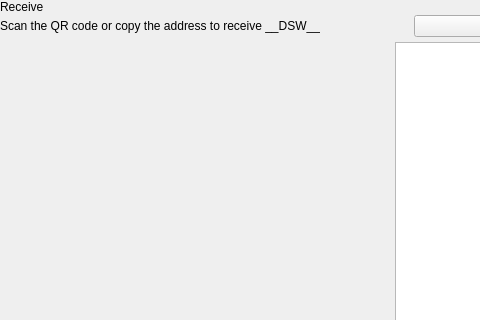
decenomy/DSW, file src/qt/pivx/forms/receivewidget.ui: the form before one commit; both pictures show x 0 to 480 and y 0 to 320 of the 629 by 629 pixel window.
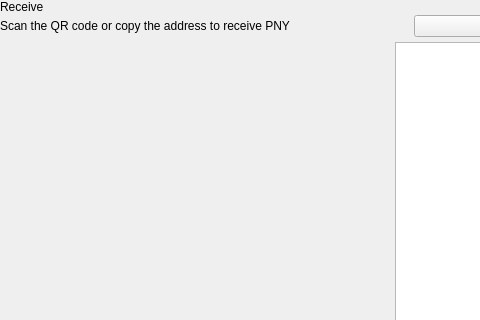
The form after the commit. Custom widgets are drawn as their Qt base class.

Patch:
```diff
--- a/src/qt/pivx/forms/receivewidget.ui
+++ b/src/qt/pivx/forms/receivewidget.ui
@@ -78,7 +78,7 @@
             <item alignment="Qt::AlignTop">
              <widget class="QLabel" name="labelSubtitle1">
               <property name="text">
-               <string>Scan the QR code or copy the address to receive __DSW__</string>
+               <string>Scan the QR code or copy the address to receive PNY</string>
               </property>
              </widget>
             </item>
```
